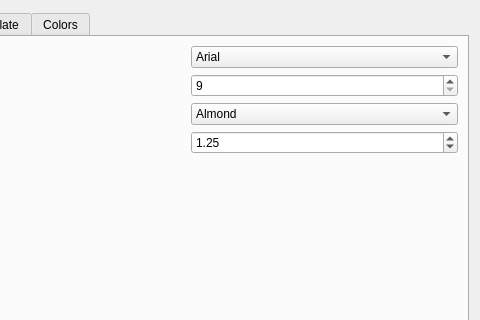
subsurface/subsurface, file qt-ui/templateedit.ui: the form before one commit; both pictures show x 290 to 770 and y 0 to 320 of the 770 by 433 pixel window.
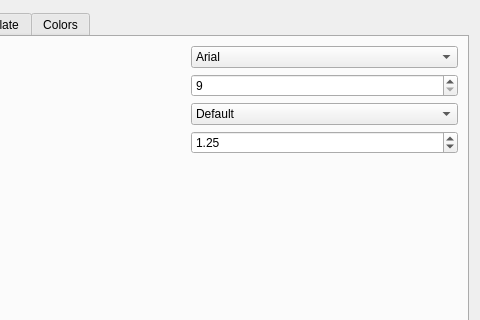
The form after the commit.

Commit message:
Printing: add new default color scheme
This is based on the Subusrface logo colors, keeping the hue and modifying
the saturation and value in order to get what to me looks like a fairly
pleasant color setup.

This is an attempt to come up with a good default. By all means, this is
supposed to be a starting point to make it better, not a decision on what
the colors should be. I would however claim that they are better than the
previously available options :-)

I like the idea of basing this on our existing colors - but even that is
up for modification if someone has a better proposal.

Diff of the .ui file:
```diff
--- a/qt-ui/templateedit.ui
+++ b/qt-ui/templateedit.ui
@@ -168,6 +168,11 @@
              </item>
              <item>
               <widget class="QComboBox" name="colorpalette">
+               <item>
+                <property name="text">
+                 <string>Default</string>
+                </property>
+               </item>
                <item>
                 <property name="text">
                  <string>Almond</string>
```
The commit also changes 3 other files.
